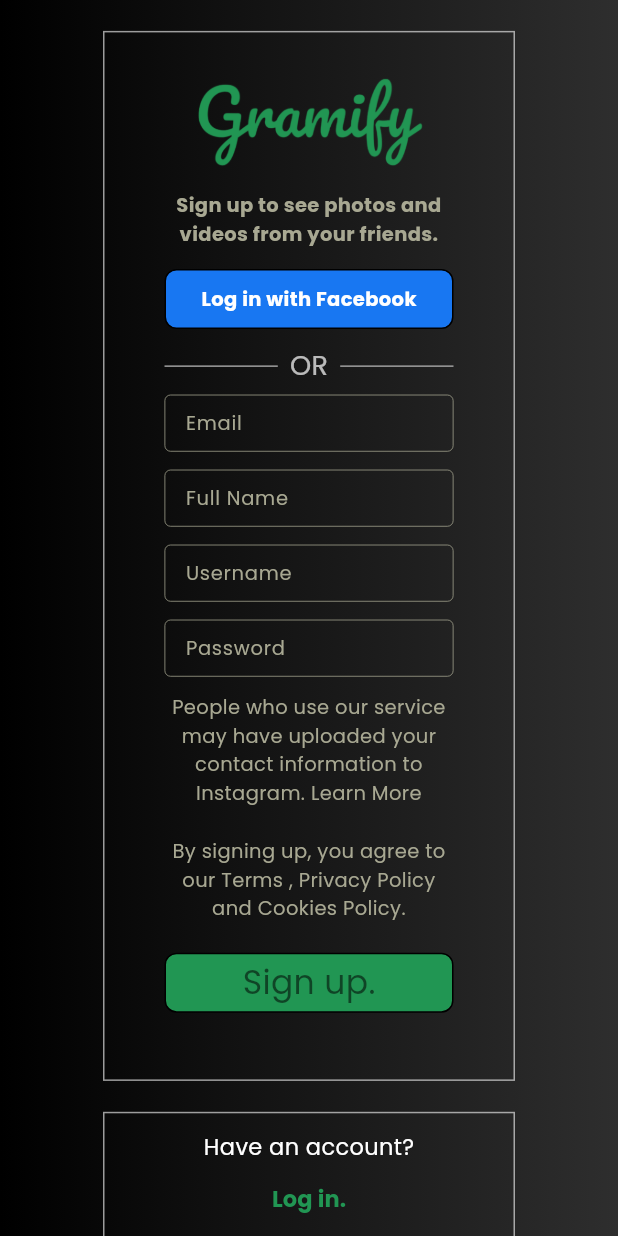
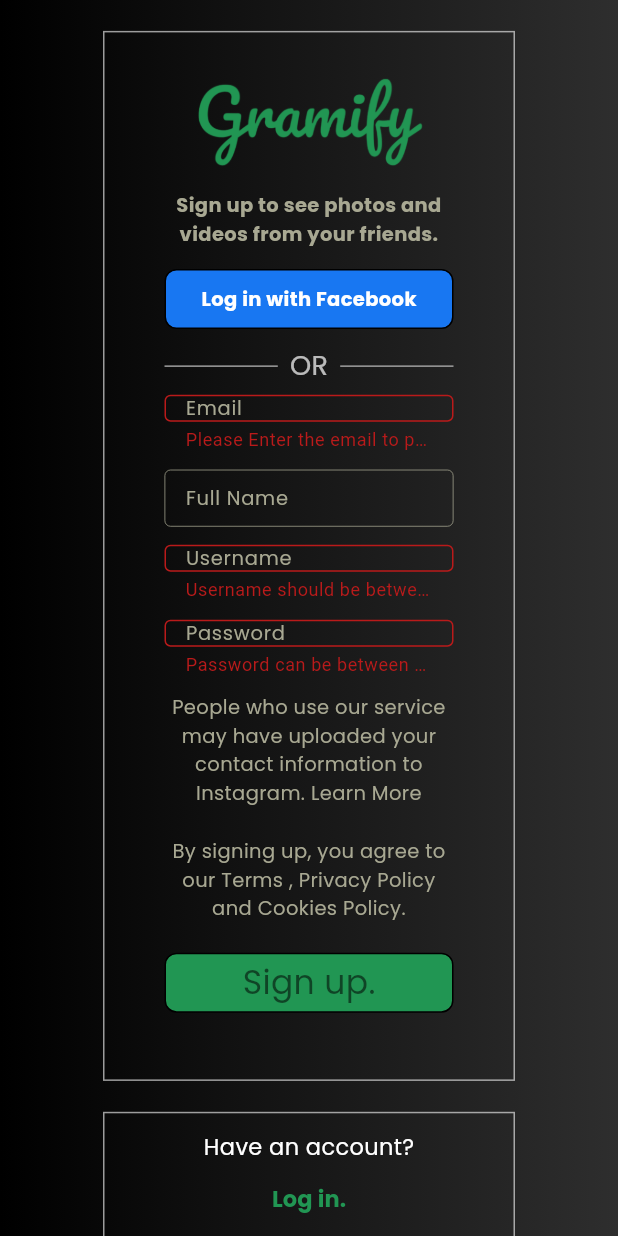
Before and after one commit to addy-96/Gramify, a Flutter app: the SignupPageWeb screen opened directly, after a tap on "Sign up.", on a phone screen of 412 x 824 dp. Run offline on Flutter 3.47's test engine with Material 3 defaults, Android fonts, the light colour scheme and no system bars; our stand-ins replace flutter_bloc, fpdart, gap, get_it, go_router, supabase_flutter; accounts and stored records are empty.

Commit message:
working on auth

```diff
--- a/lib/auth/presentation/signup_page.dart
+++ b/lib/auth/presentation/signup_page.dart
@@ -1,7 +1,9 @@
 import 'dart:developer';
 
 import 'package:flutter/material.dart';
+import 'package:flutter_bloc/flutter_bloc.dart';
 import 'package:gap/gap.dart';
+import 'package:gramify/auth/presentation/bloc/auth_bloc.dart';
 import 'package:gramify/auth/presentation/widgets/custom_button.dart';
 import 'package:gramify/core/common/shared/colors.dart';
 import 'package:gramify/core/common/shared_fun/txtstyl.dart';
@@ -213,11 +215,33 @@
 
 class _SignupPageWebState extends State<SignupPageWeb> {
   final ScrollController _scrollController = ScrollController();
+  final GlobalKey<FormState> _formkey = GlobalKey<FormState>();
+  final TextEditingController _emailController = TextEditingController();
+  final TextEditingController _fullNameController = TextEditingController();
+  final TextEditingController _usernameController = TextEditingController();
+  final TextEditingController _passwordController = TextEditingController();
 
   @override
   void dispose() {
     _scrollController.dispose();
+    _emailController.dispose();
+    _fullNameController.dispose();
+    _usernameController.dispose();
+    _passwordController.dispose();
     super.dispose();
+  }
+
+  void _onSignup() async {
+    if (_formkey.currentState!.validate()) {
+      context.read<AuthBloc>().add(
+        SignUpRequested(
+          email: _emailController.text,
+          password: _passwordController.text,
+          fullname: _fullNameController.text,
+          username: _usernameController.text,
+        ),
+      );
+    }
   }
 
   @override
@@ -246,6 +270,8 @@
                 ),
                 child: Padding(
                   padding: EdgeInsets.only(top: 30, left: 40, right: 40),
+                  child: Form(
+                    key: _formkey,
                     child: Column(
                       children: [
                         Image.asset(
@@ -275,10 +301,10 @@
                         ),
                         Gap(heiight / 70),
                         _orDivider(),
-                      _inputBox('Email'),
-                      _inputBox('Full Name'),
-                      _inputBox('Username'),
-                      _inputBox('Password'),
+                        _inputBox('Email', _emailController),
+                        _inputBox('Full Name', _fullNameController),
+                        _inputBox('Username', _usernameController),
+                        _inputBox('Password', _passwordController),
                         Gap(5),
                         _policyText(),
                         Gap(20),
@@ -289,10 +315,13 @@
                             isFilled: true,
                             buttonText: 'Sign up.',
                             isFacebookButton: false,
-                          onTapEvent: () {}, //yet to implement
+                            onTapEvent: () {
+                              _onSignup();
+                            }, //yet to implement
                           ),
                         ),
                       ],
+                    ),
                   ),
                 ),
               ),
@@ -357,12 +386,51 @@
     );
   }
 
-  Widget _inputBox(String hintText) {
+  Widget _inputBox(String hintText, TextEditingController textcontroller) {
+
+
     return Padding(
+
+
       padding: const EdgeInsets.only(top: 6, bottom: 6),
       child: SizedBox(
         height: 38,
-        child: TextField(
+        child: TextFormField(
+          keyboardType: TextInputType.emailAddress,
+          validator: (value) {
+            if (hintText == 'Email') {
+              return textcontroller.text.trim().isEmpty
+                  ? 'Please Enter the email to proceeed'
+                  : !textcontroller.text.contains('@') ||
+                      !textcontroller.text.contains('.') ||
+                      !textcontroller.text.trim().contains(' ')
+                  ? 'Invalid Email'
+                  : '';
+
+            }
+
+            else if (hintText == 'Full name') {
+              return textcontroller.text.trim().length > 25
+                  ? 'Full name can be max. 25 charchters.'
+                  : '';
+            }
+            else if (hintText == 'Username') {
+              return textcontroller.text.trim().length < 5 ||
+                      textcontroller.text.trim().length > 15
+                  ? 'Username should be between 5 to 15 charcters.'
+                  : textcontroller.text.trim().contains(' ')
+                  ? 'Sorry! No spaces allowed in Username'
+                  : '';
+            }
+            else if (hintText == 'Password') {
+              return textcontroller.text.trim().length < 8 ||
+                      textcontroller.text.trim().length > 18
+                  ? 'Password can be between 8 to 18 charcters'
+                  : '';
+            }
+            return null;
+          },
+          controller: textcontroller,
           style: txtStyle(14, Colors.white60),
           cursorColor: Colors.white,
           decoration: InputDecoration(
```
Also changed, not shown: lib/auth/data/datasources/auth_remote_datasource.dart (+7 -13 lines), lib/dependencies.dart (+21 -0 lines), lib/main.dart (+18 -5 lines). Lines whose indentation alone changed are shown as unchanged.
